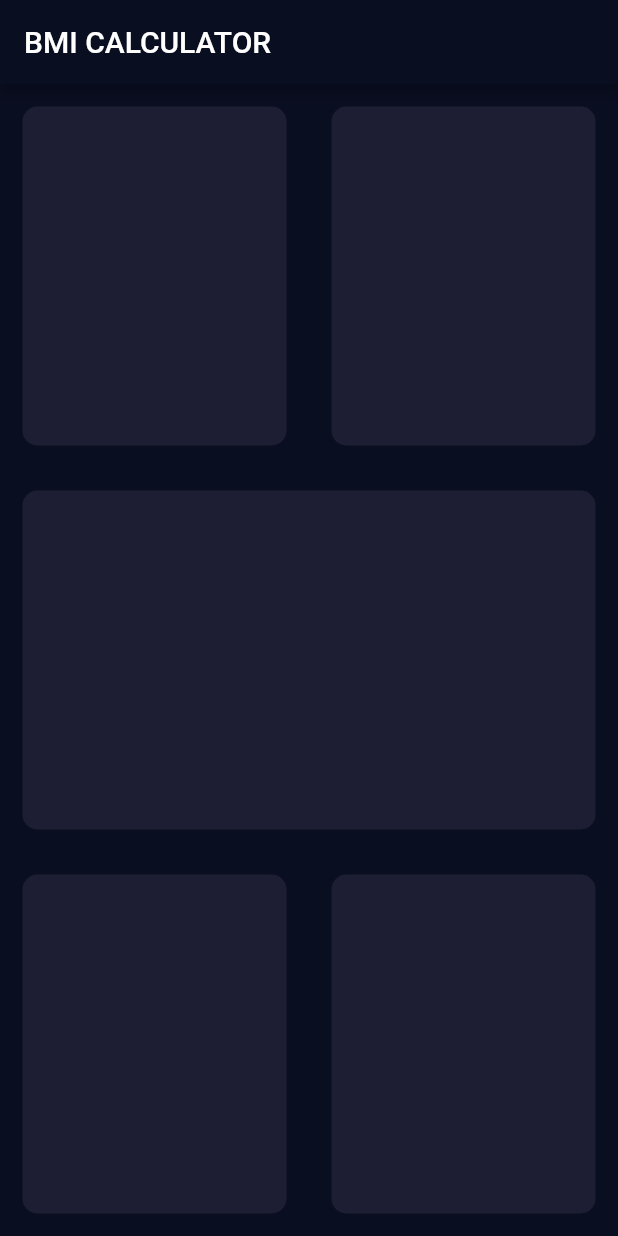
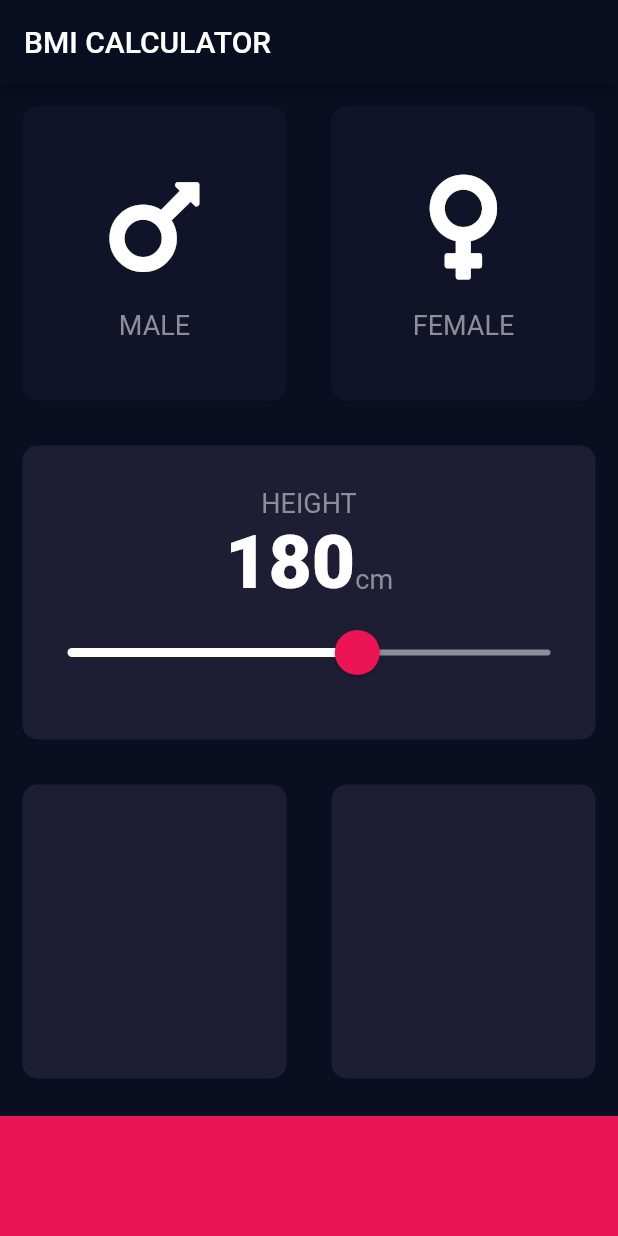
Before and after one commit to giwonn/flutter_study, a Flutter app: the screen it shows after launch, on a phone screen of 412 x 824 dp. Run offline on Flutter 3.47's test engine with Material 2 defaults, Android fonts, the phone set to English and light mode, and no system bars; our stand-ins replace font_awesome_flutter, rflutter_alert.

Commit message:
131강 완료

```diff
--- /dev/null
+++ b/bmi-calculator-flutter/lib/constants.dart
@@ -0,0 +1,16 @@
+import 'package:flutter/material.dart';
+
+const bottomContainerHeight = 80.0;
+const activeCardColour = Color(0xFF1D1E33);
+const inactiveCardColour = Color(0xFF111328);
+const bottomContainerColour = Color(0xFFEB1555);
+
+const labelTextStyle = TextStyle(
+  fontSize: 18.0,
+  color: Color(0xFF8D8E98),
+);
+
+const numberTextStyle = TextStyle(
+  fontSize: 50.0,
+  fontWeight: FontWeight.w900,
+);
--- /dev/null
+++ b/bmi-calculator-flutter/lib/icon_content.dart
@@ -0,0 +1,29 @@
+import 'package:flutter/material.dart';
+import 'constants.dart';
+
+class IconContent extends StatelessWidget {
+  const IconContent({this.icon, this.label});
+
+  final IconData icon;
+  final String label;
+
+  @override
+  Widget build(BuildContext context) {
+    return Column(
+      mainAxisAlignment: MainAxisAlignment.center,
+      children: <Widget>[
+        Icon(
+          icon,
+          size: 80.0,
+        ),
+        SizedBox(
+          height: 15.0,
+        ),
+        Text(
+          label,
+          style: labelTextStyle,
+        )
+      ],
+    );
+  }
+}
--- a/bmi-calculator-flutter/lib/input_page.dart
+++ b/bmi-calculator-flutter/lib/input_page.dart
@@ -1,4 +1,13 @@
 import 'package:flutter/material.dart';
+import 'package:font_awesome_flutter/font_awesome_flutter.dart';
+import 'reusable_card.dart';
+import 'icon_content.dart';
+import 'constants.dart';
+
+enum Gender {
+  male,
+  female,
+}
 
 class InputPage extends StatefulWidget {
   @override
@@ -6,6 +15,9 @@ class InputPage extends StatefulWidget {
 }
 
 class _InputPageState extends State<InputPage> {
+  Gender selectedGender;
+  int height = 180;
+
   @override
   Widget build(BuildContext context) {
     return Scaffold(
@@ -13,8 +25,6 @@ class _InputPageState extends State<InputPage> {
         title: Text('BMI CALCULATOR'),
       ),
       body: Column(
-        mainAxisAlignment: MainAxisAlignment.center,
-        mainAxisSize: MainAxisSize.min,
         crossAxisAlignment: CrossAxisAlignment.stretch,
         children: <Widget>[
           Expanded(
@@ -22,12 +32,34 @@ class _InputPageState extends State<InputPage> {
               children: <Widget>[
                 Expanded(
                   child: ReusableCard(
-                    colour: Color(0xFF1D1E33),
+                    onPress: () {
+                      setState(() {
+                        selectedGender = Gender.male;
+                      });
+                    },
+                    colour: selectedGender == Gender.male
+                        ? activeCardColour
+                        : inactiveCardColour,
+                    cardChild: IconContent(
+                      icon: FontAwesomeIcons.mars,
+                      label: 'MALE',
+                    ),
                   ),
                 ),
                 Expanded(
                   child: ReusableCard(
-                    colour: Color(0xFF1D1E33),
+                    onPress: () {
+                      setState(() {
+                        selectedGender = Gender.female;
+                      });
+                    },
+                    colour: selectedGender == Gender.female
+                        ? activeCardColour
+                        : inactiveCardColour,
+                    cardChild: IconContent(
+                      icon: FontAwesomeIcons.venus,
+                      label: 'FEMALE',
+                    ),
                   ),
                 ),
               ],
@@ -38,7 +70,53 @@ class _InputPageState extends State<InputPage> {
               children: <Widget>[
                 Expanded(
                   child: ReusableCard(
-                    colour: Color(0xFF1D1E33),
+                    colour: activeCardColour,
+                    cardChild: Column(
+                      mainAxisAlignment: MainAxisAlignment.center,
+                      children: <Widget>[
+                        Text(
+                          'HEIGHT',
+                          style: labelTextStyle,
+                        ),
+                        Row(
+                          mainAxisAlignment: MainAxisAlignment.center,
+                          crossAxisAlignment: CrossAxisAlignment.baseline,
+                          textBaseline: TextBaseline.alphabetic,
+                          children: <Widget>[
+                            Text(
+                              height.toString(),
+                              style: numberTextStyle,
+                            ),
+                            Text(
+                              'cm',
+                              style: labelTextStyle,
+                            )
+                          ],
+                        ),
+                        SliderTheme(
+                          data: SliderTheme.of(context).copyWith(
+                            inactiveTrackColor: Color(0xFF8D8E98),
+                            activeTrackColor: Colors.white,
+                            thumbColor: Color(0xFFEB1555),
+                            overlayColor: Color(0x29EB1555),
+                            thumbShape:
+                                RoundSliderThumbShape(enabledThumbRadius: 15.0),
+                            overlayShape:
+                                RoundSliderOverlayShape(overlayRadius: 30.0),
+                          ),
+                          child: Slider(
+                            value: height.toDouble(),
+                            min: 120.0,
+                            max: 220.0,
+                            onChanged: (double newValue) {
+                              setState(() {
+                                height = newValue.round();
+                              });
+                            },
+                          ),
+                        ),
+                      ],
+                    ),
                   ),
                 ),
               ],
@@ -49,36 +127,25 @@ class _InputPageState extends State<InputPage> {
               children: <Widget>[
                 Expanded(
                   child: ReusableCard(
-                    colour: Color(0xFF1D1E33),
+                    colour: activeCardColour,
                   ),
                 ),
                 Expanded(
                   child: ReusableCard(
-                    colour: Color(0xFF1D1E33),
+                    colour: activeCardColour,
                   ),
                 ),
               ],
             ),
           ),
+          Container(
+            color: bottomContainerColour,
+            margin: EdgeInsets.only(top: 10.0),
+            width: double.infinity,
+            height: bottomContainerHeight,
+          )
         ],
       ),
     );
   }
 }
-
-class ReusableCard extends StatelessWidget {
-  ReusableCard({this.colour});
-
-  final Color colour;
-
-  @override
-  Widget build(BuildContext context) {
-    return Container(
-      margin: EdgeInsets.all(15.0),
-      decoration: BoxDecoration(
-        color: colour,
-        borderRadius: BorderRadius.circular(10.0),
-      ),
-    );
-  }
-}
--- /dev/null
+++ b/bmi-calculator-flutter/lib/reusable_card.dart
@@ -0,0 +1,24 @@
+import 'package:flutter/material.dart';
+
+class ReusableCard extends StatelessWidget {
+  ReusableCard({this.colour, this.cardChild, this.onPress});
+
+  final Color colour;
+  final Widget cardChild;
+  final Function onPress;
+
+  @override
+  Widget build(BuildContext context) {
+    return GestureDetector(
+      onTap: onPress,
+      child: Container(
+        child: cardChild,
+        margin: EdgeInsets.all(15.0),
+        decoration: BoxDecoration(
+          color: colour,
+          borderRadius: BorderRadius.circular(10.0),
+        ),
+      ),
+    );
+  }
+}
--- a/bmi-calculator-flutter/pubspec.yaml
+++ b/bmi-calculator-flutter/pubspec.yaml
@@ -11,6 +11,7 @@ dependencies:
     sdk: flutter
 
   cupertino_icons: ^0.1.2
+  font_awesome_flutter: ^8.4.0
 
 dev_dependencies:
   flutter_test:
```
